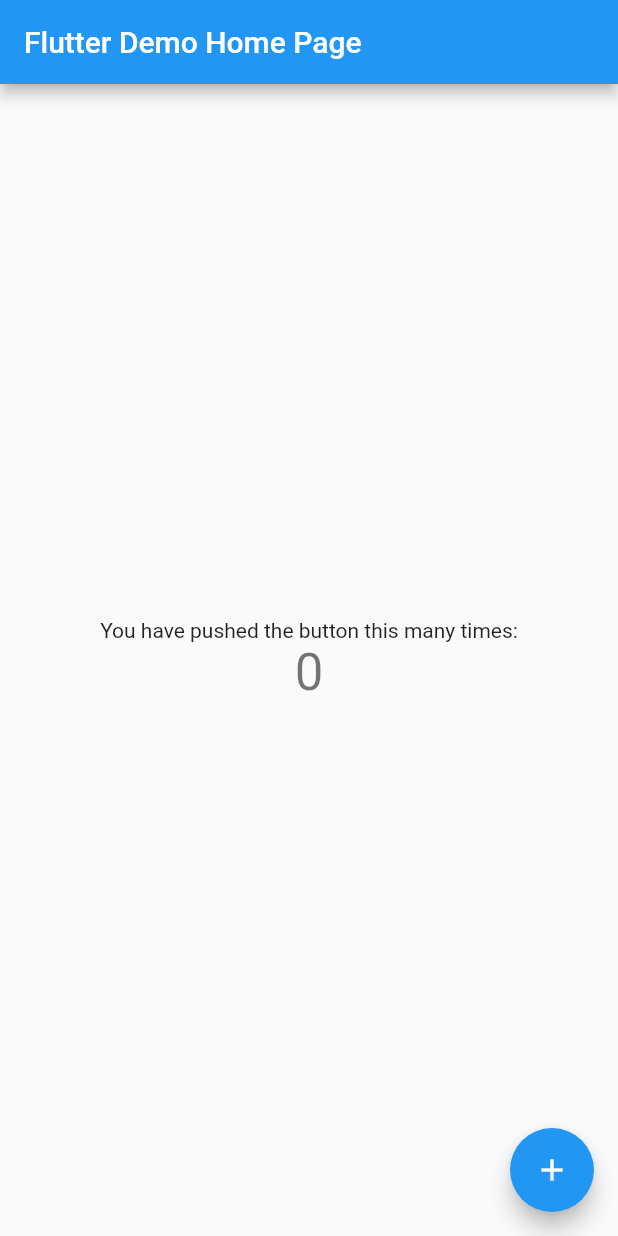
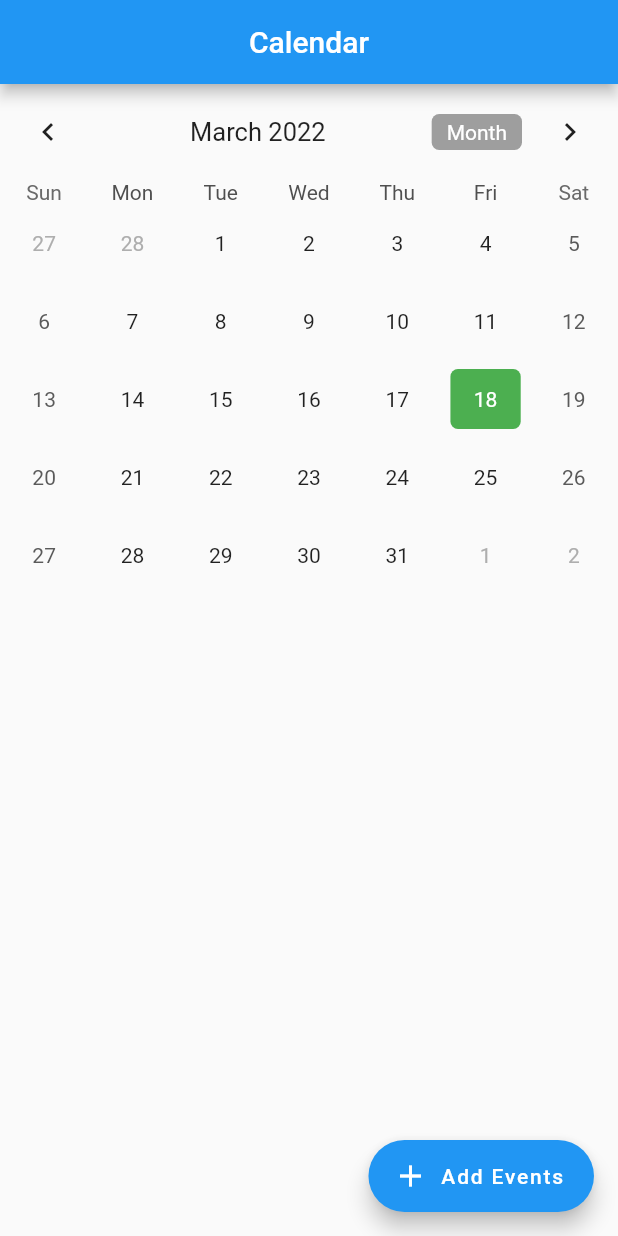
Before and after one commit to Flutter-Learning-Community/Calender, a Flutter app: the screen it shows after launch, on a phone screen of 412 x 824 dp. Run offline on Flutter 3.47's test engine with Material 2 defaults, Android fonts, the phone set to English and light mode, and no system bars; drawn by our look-alikes of table_calendar.

Commit message:
calender with add event

```diff
--- /dev/null
+++ b/lib/calendar.dart
@@ -0,0 +1,152 @@
+import 'package:flutter/material.dart';
+import 'package:table_calendar/table_calendar.dart';
+import 'package:calender/event.dart';
+
+class Calendar extends StatefulWidget {
+  @override
+  _CalendarState createState() => _CalendarState();
+}
+
+class _CalendarState extends State<Calendar> {
+  late Map<DateTime, List<Event>> selectedEvents;
+  CalendarFormat format = CalendarFormat.month;
+  DateTime selectedDay = DateTime.now();
+  DateTime focusedDay = DateTime.now();
+
+  TextEditingController _eventController = TextEditingController();
+
+  @override
+  void initState() {
+    selectedEvents = {};
+    super.initState();
+  }
+
+  List<Event> _getEventsfromDay(DateTime date) {
+    return selectedEvents[date] ?? [];
+  }
+
+  @override
+  // void dispose() {
+  //   _eventController.dispose();
+  //   super.dispose();
+  // }
+
+  @override
+  Widget build(BuildContext context) {
+    return Scaffold(
+      appBar: AppBar(
+        title: Text("Calendar"),
+        centerTitle: true,
+      ),
+      body: SingleChildScrollView(
+          child: Column(
+        children: [
+          TableCalendar(
+            focusedDay: selectedDay,
+            firstDay: DateTime(1950),
+            lastDay: DateTime(2100),
+            calendarFormat: format,
+            onFormatChanged: (CalendarFormat _format) {
+              setState(() {
+                format = _format;
+              });
+            },
+            startingDayOfWeek: StartingDayOfWeek.sunday,
+            daysOfWeekVisible: true,
+            onDaySelected: (DateTime selectDay, DateTime focusDay) {
+              setState(() {
+                selectedDay = selectDay;
+                focusedDay = focusDay;
+              });
+            },
+            selectedDayPredicate: (DateTime date) {
+              return isSameDay(selectedDay, date);
+            },
+            eventLoader: _getEventsfromDay,
+            calendarStyle: CalendarStyle(
+              isTodayHighlighted: true,
+              selectedDecoration: BoxDecoration(
+                color: Colors.green,
+                shape: BoxShape.rectangle,
+                borderRadius: BorderRadius.circular(5.0),
+              ),
+              selectedTextStyle: TextStyle(color: Colors.white),
+              todayDecoration: BoxDecoration(
+                color: Color.fromARGB(255, 176, 48, 199),
+                shape: BoxShape.rectangle,
+                borderRadius: BorderRadius.circular(5.0),
+              ),
+              defaultDecoration: BoxDecoration(
+                shape: BoxShape.rectangle,
+                borderRadius: BorderRadius.circular(5.0),
+              ),
+              weekendDecoration: BoxDecoration(
+                shape: BoxShape.rectangle,
+                borderRadius: BorderRadius.circular(5.0),
+              ),
+            ),
+            headerStyle: HeaderStyle(
+              formatButtonVisible: true,
+              titleCentered: true,
+              formatButtonShowsNext: false,
+              formatButtonDecoration: BoxDecoration(
+                color: Colors.grey,
+                borderRadius: BorderRadius.circular(5.0),
+              ),
+              formatButtonTextStyle: TextStyle(
+                color: Colors.white,
+              ),
+            ),
+          ),
+          ..._getEventsfromDay(selectedDay).map(
+            (Event event) => ListTile(
+              title: Text(
+                event.title,
+              ),
+            ),
+          ),
+        ],
+      )),
+      floatingActionButton: FloatingActionButton.extended(
+        onPressed: () => showDialog(
+          context: context,
+          builder: (context) => AlertDialog(
+            title: Text("Add Events"),
+            content: TextFormField(
+              controller: _eventController,
+            ),
+            actions: [
+              TextButton(
+                child: Text("Cancel"),
+                onPressed: () => Navigator.pop(context),
+              ),
+              TextButton(
+                child: Text("Ok"),
+                onPressed: () {
+                  if (_eventController.text.isEmpty) {
+                  } else {
+                    if (selectedEvents[selectedDay] != null) {
+                      selectedEvents[selectedDay]?.add(
+                        Event(title: _eventController.text),
+                      );
+                    } else {
+                      selectedEvents[selectedDay] = [
+                        Event(title: _eventController.text)
+                      ];
+                    }
+                  }
+                  Navigator.pop(context);
+                  _eventController.clear();
+                  setState(() {});
+                  return;
+                },
+              ),
+            ],
+          ),
+        ),
+        label: Text("Add Events"),
+        icon: Icon(Icons.add),
+      ),
+    );
+  }
+}
--- /dev/null
+++ b/lib/event.dart
@@ -0,0 +1,8 @@
+import 'package:flutter/material.dart';
+
+class Event {
+  final String title;
+  Event({required this.title});
+
+  String toString() => this.title;
+}
--- a/lib/main.dart
+++ b/lib/main.dart
@@ -1,115 +1,17 @@
 import 'package:flutter/material.dart';
 
+import 'calendar.dart';
+
 void main() {
-  runApp(const MyApp());
+  runApp(MyApp());
 }
 
 class MyApp extends StatelessWidget {
-  const MyApp({Key? key}) : super(key: key);
-
-  // This widget is the root of your application.
   @override
   Widget build(BuildContext context) {
     return MaterialApp(
-      title: 'Flutter Demo',
-      theme: ThemeData(
-        // This is the theme of your application.
-        //
-        // Try running your application with "flutter run". You'll see the
-        // application has a blue toolbar. Then, without quitting the app, try
-        // changing the primarySwatch below to Colors.green and then invoke
-        // "hot reload" (press "r" in the console where you ran "flutter run",
-        // or simply save your changes to "hot reload" in a Flutter IDE).
-        // Notice that the counter didn't reset back to zero; the application
-        // is not restarted.
-        primarySwatch: Colors.blue,
-      ),
-      home: const MyHomePage(title: 'Flutter Demo Home Page'),
+      home: Calendar(),
+      debugShowCheckedModeBanner: false,
     );
   }
 }
-
-class MyHomePage extends StatefulWidget {
-  const MyHomePage({Key? key, required this.title}) : super(key: key);
-
-  // This widget is the home page of your application. It is stateful, meaning
-  // that it has a State object (defined below) that contains fields that affect
-  // how it looks.
-
-  // This class is the configuration for the state. It holds the values (in this
-  // case the title) provided by the parent (in this case the App widget) and
-  // used by the build method of the State. Fields in a Widget subclass are
-  // always marked "final".
-
-  final String title;
-
-  @override
-  State<MyHomePage> createState() => _MyHomePageState();
-}
-
-class _MyHomePageState extends State<MyHomePage> {
-  int _counter = 0;
-
-  void _incrementCounter() {
-    setState(() {
-      // This call to setState tells the Flutter framework that something has
-      // changed in this State, which causes it to rerun the build method below
-      // so that the display can reflect the updated values. If we changed
-      // _counter without calling setState(), then the build method would not be
-      // called again, and so nothing would appear to happen.
-      _counter++;
-    });
-  }
-
-  @override
-  Widget build(BuildContext context) {
-    // This method is rerun every time setState is called, for instance as done
-    // by the _incrementCounter method above.
-    //
-    // The Flutter framework has been optimized to make rerunning build methods
-    // fast, so that you can just rebuild anything that needs updating rather
-    // than having to individually change instances of widgets.
-    return Scaffold(
-      appBar: AppBar(
-        // Here we take the value from the MyHomePage object that was created by
-        // the App.build method, and use it to set our appbar title.
-        title: Text(widget.title),
-      ),
-      body: Center(
-        // Center is a layout widget. It takes a single child and positions it
-        // in the middle of the parent.
-        child: Column(
-          // Column is also a layout widget. It takes a list of children and
-          // arranges them vertically. By default, it sizes itself to fit its
-          // children horizontally, and tries to be as tall as its parent.
-          //
-          // Invoke "debug painting" (press "p" in the console, choose the
-          // "Toggle Debug Paint" action from the Flutter Inspector in Android
-          // Studio, or the "Toggle Debug Paint" command in Visual Studio Code)
-          // to see the wireframe for each widget.
-          //
-          // Column has various properties to control how it sizes itself and
-          // how it positions its children. Here we use mainAxisAlignment to
-          // center the children vertically; the main axis here is the vertical
-          // axis because Columns are vertical (the cross axis would be
-          // horizontal).
-          mainAxisAlignment: MainAxisAlignment.center,
-          children: <Widget>[
-            const Text(
-              'You have pushed the button this many times:',
-            ),
-            Text(
-              '$_counter',
-              style: Theme.of(context).textTheme.headline4,
-            ),
-          ],
-        ),
-      ),
-      floatingActionButton: FloatingActionButton(
-        onPressed: _incrementCounter,
-        tooltip: 'Increment',
-        child: const Icon(Icons.add),
-      ), // This trailing comma makes auto-formatting nicer for build methods.
-    );
-  }
-}
--- a/pubspec.yaml
+++ b/pubspec.yaml
@@ -34,6 +34,7 @@ dependencies:
   # The following adds the Cupertino Icons font to your application.
   # Use with the CupertinoIcons class for iOS style icons.
   cupertino_icons: ^1.0.2
+  table_calendar: ^3.0.4
 
 dev_dependencies:
   flutter_test:
```
Also changed, not shown: pubspec.lock.
